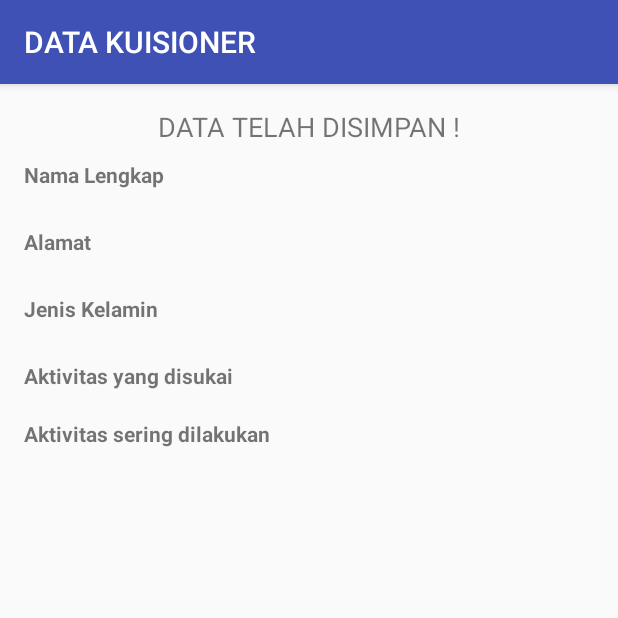
After one commit to dewadhitya/progmob14, an Android app: the OutputActivity screen opened directly, with no data from a screen before it, on a phone screen of 412 x 824 dp, the top half of it. The commit adds this screen. Run offline under Robolectric (Android 15) with nearby library versions, the phone set to English and light mode, and no system bars.

Commit message:
Modul I - Pembaruan Modul II

```diff
--- /dev/null
+++ b/app/src/main/java/praktikum/progmob14/OutputActivity.java
@@ -0,0 +1,81 @@
+package praktikum.progmob14;
+
+import android.os.Bundle;
+import android.support.annotation.Nullable;
+import android.support.v7.app.AppCompatActivity;
+import android.util.Log;
+import android.widget.TextView;
+import android.widget.Toast;
+
+/**
+ * Created by Dewa Adhitya on 11/13/2017.
+ */
+
+public class OutputActivity extends AppCompatActivity {
+    TextView outputNama, outputAlamat, jenisKelamin, hobi, aktivitas;
+
+    @Override
+    protected void onCreate(@Nullable Bundle savedInstanceState) {
+        super.onCreate(savedInstanceState);
+        setContentView(R.layout.output_form);
+
+        ///MODUL 2 -- MENGAMBIL DATA DARI ACTIVITY INPUT
+        //Inisialisasi Variabel pada outuput_from
+        outputNama = (TextView) findViewById(R.id.output_nama);
+        outputAlamat = (TextView) findViewById(R.id.output_alamat);
+        jenisKelamin = (TextView) findViewById(R.id.jenis_kelamin);
+        hobi = (TextView) findViewById(R.id.hobi);
+        aktivitas = (TextView) findViewById(R.id.aktivitas);
+
+        //Mengambil data dari InputActivity
+        outputNama.setText(getIntent().getStringExtra("nama"));
+        outputAlamat.setText(getIntent().getStringExtra("alamat"));
+        jenisKelamin.setText(getIntent().getStringExtra("kelamin"));
+        hobi.setText(getIntent().getStringExtra("hobi"));
+        aktivitas.setText(getIntent().getStringExtra("hasilAktivitas"));
+    }
+
+    //MODUL 2 --
+    //Untuk mengetahui status dari Lifecycle di Pesan Log
+    String status = "Android: ";
+    /**Method ini dipanggil ketika activity sudah terlihat pada user. */
+    @Override
+    protected void onStart(){
+        super.onStart();
+        Log.d( status,"The onStart() event");
+    }
+    /**Method ini dipanggil ketika activity mulai berinteraksi dengan user.*/
+    @Override
+    protected void onResume(){
+        super.onResume();
+        Log.d(status, "The onResume() event");
+    }
+    /**Method ini Dipanggil ketika activity berhenti sementara tidak menerima inputan user
+     dan tidak mengeksekusi kode apapun.*/
+    @Override
+    protected void onPause(){
+        super.onPause();
+        Log.d(status,"The onPause() event ");
+        Toast.makeText(getApplicationContext(), "On Pause Method Applied in OutputActivity", Toast.LENGTH_LONG).show();
+    }
+    /**Method ini dipanggil ketika activity sudah tidak terlihat pada user.*/
+    @Override
+    protected void onStop(){
+        super.onStop();
+        Log.d(status,"The onStop() event");
+    }
+
+    //DoubleTap2Back --
+    //Inisialisasi Tombol Back
+    private boolean tombolBack = false;
+
+    @Override
+    public void onBackPressed() {
+        if(!tombolBack){
+            Toast.makeText(this,"Tekan Tombol Kembali sekali lagi!", Toast.LENGTH_SHORT).show();
+            tombolBack = true;
+        } else {
+            super.onBackPressed();
+        }
+    }
+}
--- /dev/null
+++ b/app/src/main/res/layout/output_form.xml
@@ -0,0 +1,74 @@
+<?xml version="1.0" encoding="utf-8"?>
+<LinearLayout xmlns:android="http://schemas.android.com/apk/res/android"
+    android:orientation="vertical" android:layout_width="match_parent"
+    android:layout_height="match_parent"
+    android:padding="16dp">
+
+    <TextView
+        android:layout_width="match_parent"
+        android:layout_height="wrap_content"
+        android:text="DATA TELAH DISIMPAN !"
+        android:textSize="18sp"
+        android:textAlignment="center"
+        android:paddingBottom="10dp"/>
+
+    <TextView
+        android:layout_width="match_parent"
+        android:layout_height="wrap_content"
+        android:text="Nama Lengkap"
+        android:textStyle="bold"/>
+
+    <TextView
+        android:layout_width="match_parent"
+        android:layout_height="wrap_content"
+        android:id="@+id/output_nama"
+        android:paddingBottom="6dp"/>
+
+    <TextView
+        android:layout_width="match_parent"
+        android:layout_height="wrap_content"
+        android:text="Alamat"
+        android:textStyle="bold"/>
+
+    <TextView
+        android:layout_width="match_parent"
+        android:layout_height="wrap_content"
+        android:id="@+id/output_alamat"
+        android:paddingBottom="6dp"/>
+
+    <TextView
+        android:layout_width="match_parent"
+        android:layout_height="wrap_content"
+        android:text="Jenis Kelamin"
+        android:textStyle="bold"/>
+
+    <TextView
+        android:layout_width="match_parent"
+        android:layout_height="wrap_content"
+        android:id="@+id/jenis_kelamin"
+        android:paddingBottom="6dp"/>
+
+    <TextView
+        android:layout_width="match_parent"
+        android:layout_height="wrap_content"
+        android:text="Aktivitas yang disukai"
+        android:textStyle="bold"/>
+
+    <TextView
+        android:layout_width="match_parent"
+        android:layout_height="wrap_content"
+        android:id="@+id/hobi" />
+
+    <TextView
+        android:layout_width="match_parent"
+        android:layout_height="wrap_content"
+        android:text="Aktivitas sering dilakukan"
+        android:textStyle="bold"/>
+
+    <TextView
+        android:layout_width="match_parent"
+        android:layout_height="wrap_content"
+        android:id="@+id/aktivitas"
+        android:paddingBottom="6dp"/>
+
+</LinearLayout>
```
Also changed, not shown: app/src/main/AndroidManifest.xml (+7 -1 lines), app/src/main/java/praktikum/progmob14/InputActivity.java (+96 -8 lines).
